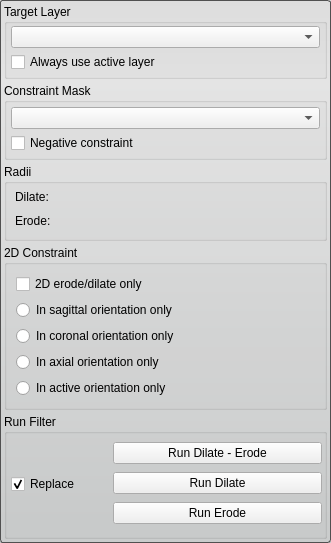
Above: Interface/ToolInterface/BinaryIterativeDilateErodeFilterInterface.ui from jessdtate/Seg3D before the change. Below: the same form after it.
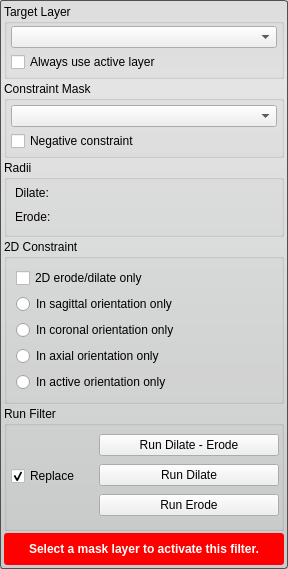
That is the form after the change. Custom widgets are drawn as their Qt base class.

Commit message: added a warning to the all the tools and filters for when the proper layer isnt selected.

The edit to the form file:
```diff
--- a/Interface/ToolInterface/BinaryIterativeDilateErodeFilterInterface.ui
+++ b/Interface/ToolInterface/BinaryIterativeDilateErodeFilterInterface.ui
@@ -6,8 +6,8 @@
    <rect>
     <x>0</x>
     <y>0</y>
-    <width>331</width>
-    <height>540</height>
+    <width>288</width>
+    <height>564</height>
    </rect>
   </property>
   <property name="sizePolicy">
@@ -28,7 +28,7 @@
   </property>
   <layout class="QVBoxLayout" name="verticalLayout_3">
    <property name="spacing">
-    <number>4</number>
+    <number>2</number>
    </property>
    <property name="margin">
     <number>4</number>
@@ -402,6 +402,48 @@
      </layout>
     </widget>
    </item>
+   <item>
+    <widget class="QWidget" name="message_alert_" native="true">
+     <property name="minimumSize">
+      <size>
+       <width>0</width>
+       <height>32</height>
+      </size>
+     </property>
+     <property name="styleSheet">
+      <string notr="true">QLabel#message_{
+	color: white;
+	font: bold;
+}
+
+QWidget#message_alert_{
+	border-radius: 3px;
+	background-color: red;
+}</string>
+     </property>
+     <layout class="QHBoxLayout" name="horizontalLayout_5">
+      <property name="spacing">
+       <number>0</number>
+      </property>
+      <property name="margin">
+       <number>4</number>
+      </property>
+      <item>
+       <widget class="QLabel" name="message_">
+        <property name="text">
+         <string>Select a mask layer to activate this filter.</string>
+        </property>
+        <property name="alignment">
+         <set>Qt::AlignCenter</set>
+        </property>
+        <property name="wordWrap">
+         <bool>true</bool>
+        </property>
+       </widget>
+      </item>
+     </layout>
+    </widget>
+   </item>
   </layout>
  </widget>
  <customwidgets>
```
The commit also changes 67 other files.
